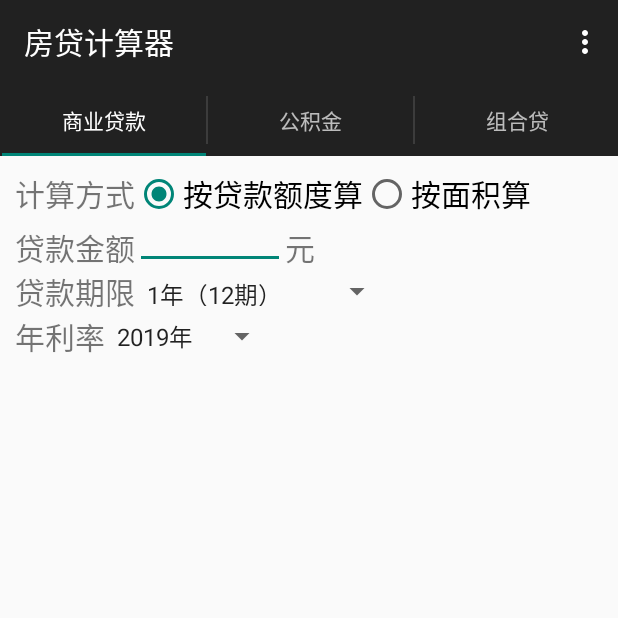
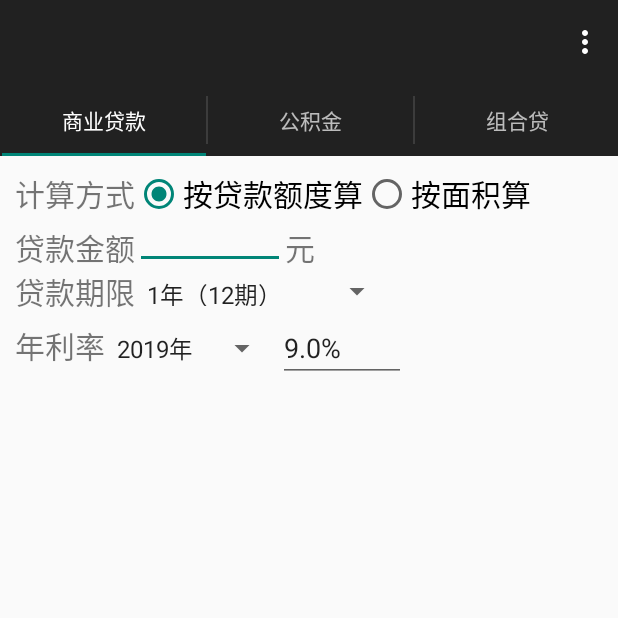
Before and after one commit to verylove/loaninterestrate, an Android app: the screen it shows after launch (MainActivity), on a phone screen of 412 x 824 dp, the top half of it. Run offline under Robolectric (Android 15) with nearby library versions, the light colour scheme and no system bars.

Commit message:
加上显示利率的控件

```diff
--- a/app/src/main/java/com/yt/loaninterestrate/Busines.java
+++ b/app/src/main/java/com/yt/loaninterestrate/Busines.java
@@ -36,7 +36,7 @@ public class Busines extends Fragment {
     private RadioButton radiolimit,radioarea,radioButtonAset,radioButtonTwoset;
     private LinearLayout layoutMoney,layoutArea;
     private Spinner spinnerAgeLimit,spinnerInterestRate,spinnerDownPayment;
-    private EditText editTextLoanAmount,editTextUnitPrice,editTextArea;
+    private EditText editTextLoanAmount,editTextUnitPrice,editTextArea,editTextRate;
 
     private OnFragmentInteractionListener mListener;
 
@@ -78,6 +78,8 @@ public class Busines extends Fragment {
             editTextLoanAmount = (EditText)v.findViewById(R.id.editTextLoanAmount);//贷款金额
             editTextUnitPrice = (EditText)v.findViewById(R.id.editTextUnitPrice);//每平方单价
             editTextArea = (EditText)v.findViewById(R.id.editTextArea);//房子面积
+            editTextRate = (EditText)v.findViewById(R.id.editTextRate);//利率值
+
             layoutMoney = (LinearLayout)v.findViewById(R.id.layoutMoney);//贷款金额区域
             layoutArea = (LinearLayout)v.findViewById(R.id.layoutArea);//面积区域
 
@@ -111,7 +113,7 @@ public class Busines extends Fragment {
             final List<InterestRate> interestratess = new ArrayList<InterestRate>();
 
             for(int i=9;i>0;i--){
-                InterestRate tmp = new InterestRate(i,"201"+i+"年");
+                InterestRate tmp = new InterestRate(i,"201" + i + "年",i*1.0);
                 interestratess.add(tmp);
                 tmp = null;
             }
@@ -121,6 +123,7 @@ public class Busines extends Fragment {
             spinnerInterestRate.setOnItemSelectedListener(new AdapterView.OnItemSelectedListener() {
                 @Override
                 public void onItemSelected(AdapterView<?> adapterView, View view, int i, long l) {
+                    editTextRate.setText(interestratess.get(i).rate+"%");
                     Toast.makeText(getActivity(),interestratess.get(i).toString()+"",Toast.LENGTH_LONG).show();
                 }
 
@@ -218,10 +221,12 @@ public class Busines extends Fragment {
     public class InterestRate{
         public Integer id;
         public String value;
+        public Double rate;
 
-        public InterestRate(Integer id,String value){
+        public InterestRate(Integer id,String value,Double rate){
             this.id = id;
             this.value = value;
+            this.rate = rate;
         }
 
         public String toString(){
--- a/app/src/main/java/com/yt/loaninterestrate/MainActivity.java
+++ b/app/src/main/java/com/yt/loaninterestrate/MainActivity.java
@@ -44,7 +44,7 @@ public class MainActivity extends ActionBarActivity implements ActionBar.TabList
         // Set up the action bar.
         final ActionBar actionBar = getSupportActionBar();
         actionBar.setNavigationMode(ActionBar.NAVIGATION_MODE_TABS);
-
+        actionBar.setDisplayShowTitleEnabled(false);
         // Create the adapter that will return a fragment for each of the three
         // primary sections of the activity.
         mSectionsPagerAdapter = new SectionsPagerAdapter(getSupportFragmentManager());
--- a/app/src/main/res/layout/fragment_busines.xml
+++ b/app/src/main/res/layout/fragment_busines.xml
@@ -240,6 +240,13 @@
                 android:id="@+id/spinnerInterestRate"
                 android:layout_width="wrap_content"
                 android:layout_height="match_parent" />
+
+            <EditText
+                android:ems="4"
+                android:inputType="numberDecimal"
+                android:id="@+id/editTextRate"
+                android:layout_width="wrap_content"
+                android:layout_height="wrap_content" />
         </LinearLayout>
 
     </LinearLayout>
```
